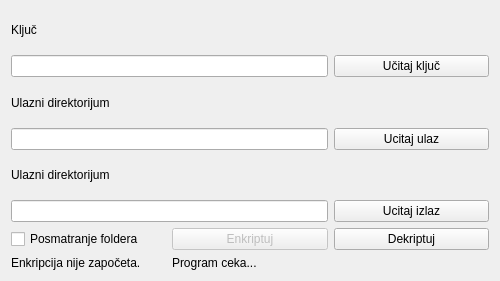
First picture: the form in appgui.ui, repository Pritilender/CryptoLab, before the edit.
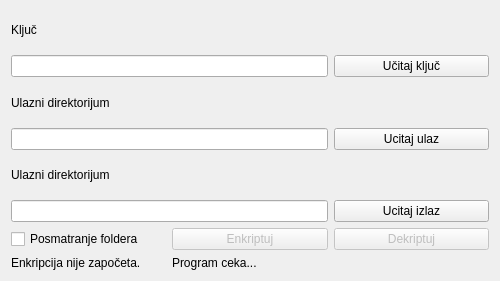
Second picture: the form after the edit.

```diff
--- a/appgui.ui
+++ b/appgui.ui
@@ -94,7 +94,7 @@
      <item row="3" column="2">
       <widget class="QPushButton" name="btnDecrypt">
        <property name="enabled">
-        <bool>true</bool>
+        <bool>false</bool>
        </property>
        <property name="text">
         <string>Dekriptuj</string>
```
